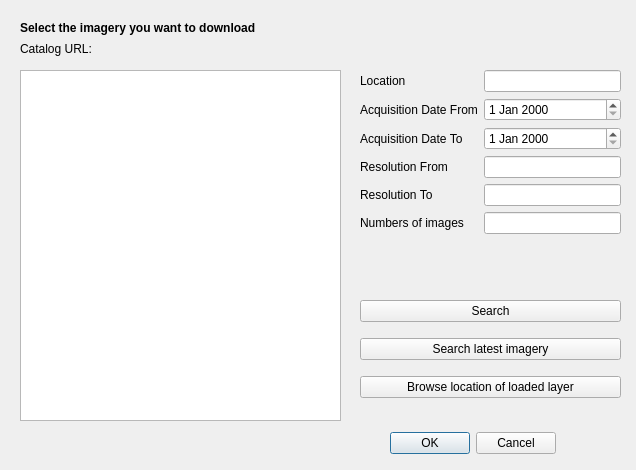
First picture: the form in OpenAerialMap/gui/ui/img_search_dialog.ui, repository hotosm/oam-qgis-plugin, before the edit.
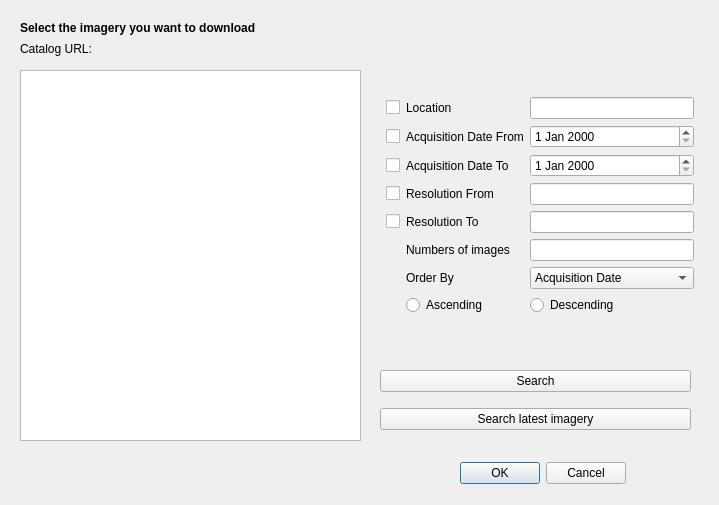
Second picture: the form after the edit.

Commit message: Modified GUI of image search dialog.

What changed in the file:
```diff
--- a/OpenAerialMap/gui/ui/img_search_dialog.ui
+++ b/OpenAerialMap/gui/ui/img_search_dialog.ui
@@ -6,8 +6,8 @@
    <rect>
     <x>0</x>
     <y>0</y>
-    <width>636</width>
-    <height>470</height>
+    <width>719</width>
+    <height>505</height>
    </rect>
   </property>
   <property name="windowTitle">
@@ -16,8 +16,8 @@
   <widget class="QDialogButtonBox" name="buttonBox">
    <property name="geometry">
     <rect>
-     <x>380</x>
-     <y>430</y>
+     <x>450</x>
+     <y>460</y>
      <width>176</width>
      <height>27</height>
     </rect>
@@ -29,118 +29,13 @@
     <bool>false</bool>
    </property>
   </widget>
-  <widget class="QWidget" name="layoutWidget_2">
-   <property name="geometry">
-    <rect>
-     <x>360</x>
-     <y>70</y>
-     <width>261</width>
-     <height>201</height>
-    </rect>
-   </property>
-   <layout class="QFormLayout" name="formLayout">
-    <item row="0" column="0">
-     <widget class="QLabel" name="label_2">
-      <property name="text">
-       <string>Location</string>
-      </property>
-     </widget>
-    </item>
-    <item row="0" column="1">
-     <widget class="QLineEdit" name="lineEditLocation"/>
-    </item>
-    <item row="1" column="0">
-     <widget class="QLabel" name="label_3">
-      <property name="text">
-       <string>Acquisition Date From</string>
-      </property>
-     </widget>
-    </item>
-    <item row="2" column="0">
-     <widget class="QLabel" name="label_4">
-      <property name="text">
-       <string>Acquisition Date To</string>
-      </property>
-     </widget>
-    </item>
-    <item row="3" column="0">
-     <widget class="QLabel" name="label_5">
-      <property name="text">
-       <string>Resolution From</string>
-      </property>
-     </widget>
-    </item>
-    <item row="1" column="1">
-     <widget class="QDateEdit" name="dateEditAcquisitionFrom"/>
-    </item>
-    <item row="2" column="1">
-     <widget class="QDateEdit" name="dateEditAcquisitionTo"/>
-    </item>
-    <item row="3" column="1">
-     <widget class="QLineEdit" name="lineEditResolutionFrom"/>
-    </item>
-    <item row="4" column="1">
-     <widget class="QLineEdit" name="lineEditResolutionTo"/>
-    </item>
-    <item row="4" column="0">
-     <widget class="QLabel" name="label_6">
-      <property name="text">
-       <string>Resolution To</string>
-      </property>
-     </widget>
-    </item>
-    <item row="5" column="0">
-     <widget class="QLabel" name="label_7">
-      <property name="text">
-       <string>Numbers of images</string>
-      </property>
-     </widget>
-    </item>
-    <item row="5" column="1">
-     <widget class="QLineEdit" name="lineEditNumImages"/>
-    </item>
-   </layout>
-  </widget>
-  <widget class="QWidget" name="layoutWidget">
-   <property name="geometry">
-    <rect>
-     <x>360</x>
-     <y>290</y>
-     <width>261</width>
-     <height>121</height>
-    </rect>
-   </property>
-   <layout class="QVBoxLayout" name="verticalLayout">
-    <item>
-     <widget class="QPushButton" name="pushButtonSearch">
-      <property name="text">
-       <string>Search</string>
-      </property>
-     </widget>
-    </item>
-    <item>
-     <widget class="QPushButton" name="pushButtonSearchLatest">
-      <property name="text">
-       <string>Search latest imagery</string>
-      </property>
-     </widget>
-    </item>
-    <item>
-     <widget class="QPushButton" name="pushButtonBrowseLocation">
-      <property name="text">
-       <string>Browse location of loaded layer</string>
-      </property>
-     </widget>
-    </item>
-   </layout>
-  </widget>
   <widget class="QListWidget" name="listWidget">
    <property name="geometry">
     <rect>
      <x>20</x>
      <y>70</y>
-     <width>321</width>
-     <height>351</height>
+     <width>341</width>
+     <height>371</height>
     </rect>
    </property>
   </widget>
@@ -176,6 +71,196 @@
     <string>Catalog URL: </string>
    </property>
   </widget>
+  <widget class="QWidget" name="verticalLayoutWidget">
+   <property name="geometry">
+    <rect>
+     <x>380</x>
+     <y>70</y>
+     <width>320</width>
+     <height>283</height>
+    </rect>
+   </property>
+   <layout class="QVBoxLayout" name="verticalLayout_2">
+    <property name="leftMargin">
+     <number>6</number>
+    </property>
+    <property name="topMargin">
+     <number>6</number>
+    </property>
+    <property name="rightMargin">
+     <number>6</number>
+    </property>
+    <property name="bottomMargin">
+     <number>16</number>
+    </property>
+    <item>
+     <layout class="QGridLayout" name="gridLayout">
+      <property name="margin">
+       <number>0</number>
+      </property>
+      <property name="horizontalSpacing">
+       <number>6</number>
+      </property>
+      <item row="6" column="2">
+       <widget class="QComboBox" name="comboBoxOrderBy">
+        <item>
+         <property name="text">
+          <string>Acquisition Date</string>
+         </property>
+        </item>
+        <item>
+         <property name="text">
+          <string>GSD</string>
+         </property>
+        </item>
+       </widget>
+      </item>
+      <item row="4" column="2">
+       <widget class="QLineEdit" name="lineEditResolutionTo"/>
+      </item>
+      <item row="0" column="0">
+       <widget class="QCheckBox" name="checkBoxLocation">
+        <property name="text">
+         <string/>
+        </property>
+       </widget>
+      </item>
+      <item row="0" column="2">
+       <widget class="QLineEdit" name="lineEditLocation"/>
+      </item>
+      <item row="5" column="1">
+       <widget class="QLabel" name="labelNumImages">
+        <property name="text">
+         <string>Numbers of images</string>
+        </property>
+       </widget>
+      </item>
+      <item row="1" column="2">
+       <widget class="QDateEdit" name="dateEditAcquisitionFrom"/>
+      </item>
+      <item row="1" column="0">
+       <widget class="QCheckBox" name="checkBoxAcquisitionFrom">
+        <property name="text">
+         <string/>
+        </property>
+       </widget>
+      </item>
+      <item row="2" column="1">
+       <widget class="QLabel" name="labelAcquisitionTo">
+        <property name="text">
+         <string>Acquisition Date To</string>
+        </property>
+       </widget>
+      </item>
+      <item row="0" column="1">
+       <widget class="QLabel" name="labelLocation">
+        <property name="text">
+         <string>Location</string>
+        </property>
+       </widget>
+      </item>
+      <item row="1" column="1">
+       <widget class="QLabel" name="labelAcauisitionFrom">
+        <property name="text">
+         <string>Acquisition Date From</string>
+        </property>
+       </widget>
+      </item>
+      <item row="2" column="2">
+       <widget class="QDateEdit" name="dateEditAcquisitionTo"/>
+      </item>
+      <item row="3" column="2">
+       <widget class="QLineEdit" name="lineEditResolutionFrom"/>
+      </item>
+      <item row="3" column="1">
+       <widget class="QLabel" name="labelResolutionFrom">
+        <property name="text">
+         <string>Resolution From</string>
+        </property>
+       </widget>
+      </item>
+      <item row="4" column="1">
+       <widget class="QLabel" name="labelResoultionTo">
+        <property name="text">
+         <string>Resolution To</string>
+        </property>
+       </widget>
+      </item>
+      <item row="5" column="2">
+       <widget class="QLineEdit" name="lineEditNumImages"/>
+      </item>
+      <item row="2" column="0">
+       <widget class="QCheckBox" name="checkBoxAcquisitionTo">
+        <property name="text">
+         <string/>
+        </property>
+       </widget>
+      </item>
+      <item row="3" column="0">
+       <widget class="QCheckBox" name="checkBoxResolutionFrom">
+        <property name="text">
+         <string/>
+        </property>
+       </widget>
+      </item>
+      <item row="4" column="0">
+       <widget class="QCheckBox" name="checkBoxResolutionTo">
+        <property name="text">
+         <string/>
+        </property>
+       </widget>
+      </item>
+      <item row="6" column="1">
+       <widget class="QLabel" name="labelOrderBy">
+        <property name="text">
+         <string>Order By</string>
+        </property>
+       </widget>
+      </item>
+      <item row="7" column="1">
+       <widget class="QRadioButton" name="radioButtonAsc">
+        <property name="text">
+         <string>Ascending</string>
+        </property>
+       </widget>
+      </item>
+      <item row="7" column="2">
+       <widget class="QRadioButton" name="radioButtonDesc">
+        <property name="text">
+         <string>Descending</string>
+        </property>
+       </widget>
+      </item>
+     </layout>
+    </item>
+   </layout>
+  </widget>
+  <widget class="QWidget" name="verticalLayoutWidget_2">
+   <property name="geometry">
+    <rect>
+     <x>380</x>
+     <y>360</y>
+     <width>311</width>
+     <height>80</height>
+    </rect>
+   </property>
+   <layout class="QVBoxLayout" name="verticalLayout">
+    <item>
+     <widget class="QPushButton" name="pushButtonSearch">
+      <property name="text">
+       <string>Search</string>
+      </property>
+     </widget>
+    </item>
+    <item>
+     <widget class="QPushButton" name="pushButtonSearchLatest">
+      <property name="text">
+       <string>Search latest imagery</string>
+      </property>
+     </widget>
+    </item>
+   </layout>
+  </widget>
  </widget>
  <resources/>
  <connections/>
```
Left out of the diff: 2 changed lines with no effect on the pictures. The commit also changes 3 other files.
